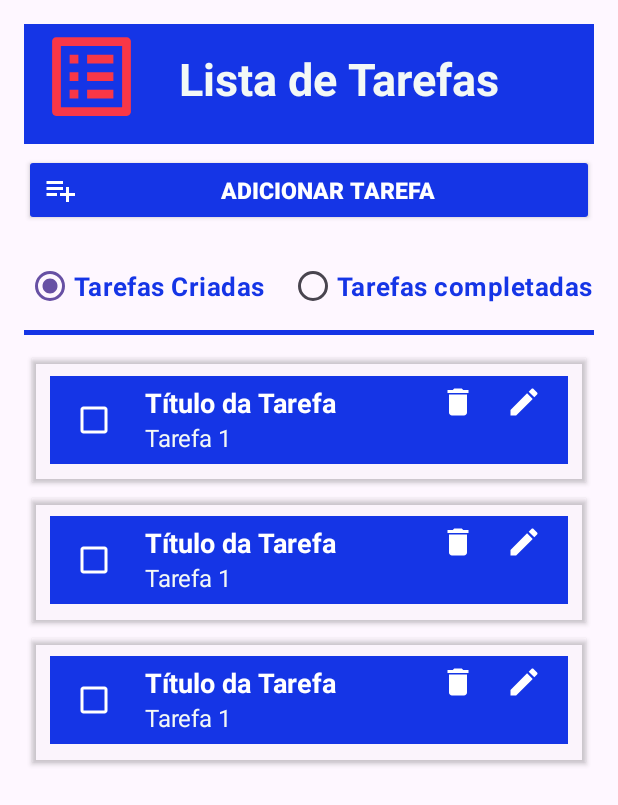
After one commit to gabreucast/Projeto-To-Do-List, an Android app: the layout new_one.xml on its own in the app's theme, with its tools: preview values and no code run, on a phone screen of 412 x 824 dp. The commit adds this screen. Shown: the top 805 px of the screen. Run offline under Robolectric (Android 15) with nearby library versions, the phone set to English and light mode, and no system bars.

```diff
--- a/ProjetoToDoList/app/src/main/java/model/Task.kt
+++ /dev/null
@@ -1,4 +0,0 @@
-package model
-
-data class Task (val title: String, val task: String){
-}
--- a/ProjetoToDoList/app/src/main/res/layout/fragment_principal_edit.xml
+++ b/ProjetoToDoList/app/src/main/res/layout/fragment_principal_edit.xml
@@ -17,7 +17,8 @@
         <com.google.android.material.textfield.TextInputEditText
             android:id="@+id/titleET"
             android:layout_width="match_parent"
-            android:layout_height="wrap_content" />
+            android:layout_height="wrap_content"
+            android:inputType="textCapCharacters"/>
     </com.google.android.material.textfield.TextInputLayout>
 
     <com.google.android.material.textfield.TextInputLayout
--- /dev/null
+++ b/ProjetoToDoList/app/src/main/res/layout/new_one.xml
@@ -0,0 +1,115 @@
+<?xml version="1.0" encoding="utf-8"?>
+<androidx.constraintlayout.widget.ConstraintLayout xmlns:android="http://schemas.android.com/apk/res/android"
+    xmlns:app="http://schemas.android.com/apk/res-auto"
+    xmlns:tools="http://schemas.android.com/tools"
+    android:id="@+id/main"
+    android:layout_width="match_parent"
+    android:layout_height="match_parent"
+    android:padding="16dp">
+
+    <View
+        android:id="@+id/blueBackground"
+        style="@style/ViewBackground"
+        app:layout_constraintEnd_toEndOf="parent"
+        app:layout_constraintStart_toStartOf="parent"
+        app:layout_constraintTop_toTopOf="parent" />
+
+    <androidx.appcompat.widget.AppCompatTextView
+        android:id="@+id/titleTextView"
+        style="@style/TitleText"
+        android:layout_marginTop="16dp"
+        android:layout_marginEnd="40dp"
+        android:text="@string/title"
+        app:layout_constraintEnd_toEndOf="@+id/blueBackground"
+        app:layout_constraintStart_toEndOf="@+id/iconImageView"
+        app:layout_constraintTop_toTopOf="parent" />
+
+    <androidx.appcompat.widget.AppCompatImageView
+        android:id="@+id/iconImageView"
+        style="@style/ImageTitulo"
+        android:layout_marginStart="10dp"
+        android:src="@drawable/baseline_list_alt_24"
+        app:layout_constraintStart_toStartOf="@id/blueBackground"
+        app:layout_constraintTop_toTopOf="parent" />
+
+    <androidx.appcompat.widget.AppCompatButton
+        android:id="@+id/addButton"
+        style="@style/AddButton"
+        android:layout_marginTop="30dp"
+        android:drawableStart="@drawable/add_icone"
+        android:text="@string/addButton"
+        app:layout_constraintEnd_toEndOf="parent"
+        app:layout_constraintStart_toStartOf="parent"
+        app:layout_constraintTop_toBottomOf="@id/titleTextView" />
+
+    <RadioGroup
+        android:id="@+id/radioGroup"
+        android:layout_width="wrap_content"
+        android:layout_height="wrap_content"
+        android:layout_marginTop="16dp"
+        android:orientation="horizontal"
+        app:layout_constraintEnd_toEndOf="parent"
+        app:layout_constraintStart_toStartOf="parent"
+        app:layout_constraintTop_toBottomOf="@id/addButton">
+        <RadioButton
+            android:id="@+id/pendingTasksRadioButton"
+            style="@style/TaskText"
+            android:layout_width="wrap_content"
+            android:layout_height="wrap_content"
+            android:checked="true"
+            android:text="@string/createdTasks"
+            android:textSize="17sp" />
+        <RadioButton
+            android:id="@+id/completedTasksRadioButton"
+            style="@style/TaskText"
+            android:layout_width="wrap_content"
+            android:layout_height="wrap_content"
+            android:layout_marginStart="16dp"
+            android:text="Tarefas completadas"
+            android:textSize="17sp" />
+    </RadioGroup>
+
+    <View
+        android:id="@+id/line"
+        style="@style/Viewlinha"
+        android:layout_marginTop="5dp"
+        app:layout_constraintEnd_toEndOf="parent"
+        app:layout_constraintStart_toStartOf="parent"
+        app:layout_constraintTop_toBottomOf="@id/radioGroup" />
+
+    <androidx.recyclerview.widget.RecyclerView
+        android:id="@+id/taskRecyclerView"
+        style="@style/TaskRecyclerViewStyle"
+        android:visibility="visible"
+        app:layoutManager="androidx.recyclerview.widget.LinearLayoutManager"
+        app:layout_constraintBottom_toBottomOf="parent"
+        app:layout_constraintEnd_toEndOf="parent"
+        app:layout_constraintStart_toStartOf="parent"
+        app:layout_constraintTop_toBottomOf="@id/line"
+        tools:listitem="@layout/fragment_task_list" />
+
+    <androidx.recyclerview.widget.RecyclerView
+        android:id="@+id/completedTasksRecyclerView"
+        style="@style/TaskRecyclerViewStyle"
+        android:visibility="gone"
+        app:layoutManager="androidx.recyclerview.widget.LinearLayoutManager"
+        app:layout_constraintBottom_toBottomOf="parent"
+        app:layout_constraintEnd_toEndOf="parent"
+        app:layout_constraintStart_toStartOf="parent"
+        app:layout_constraintTop_toBottomOf="@id/line"
+        tools:listitem="@layout/fragment_task_list" />
+
+    <androidx.appcompat.widget.AppCompatTextView
+        android:id="@+id/emptyTextView"
+        android:layout_width="wrap_content"
+        android:layout_height="wrap_content"
+        android:layout_gravity="center"
+        android:text="No Task"
+        android:textColor="@color/doneIconTint"
+        android:textSize="30sp"
+        android:visibility="gone"
+        app:layout_constraintEnd_toEndOf="parent"
+        app:layout_constraintStart_toStartOf="parent"
+        app:layout_constraintTop_toBottomOf="@id/line" />
+
+</androidx.constraintlayout.widget.ConstraintLayout>
```
